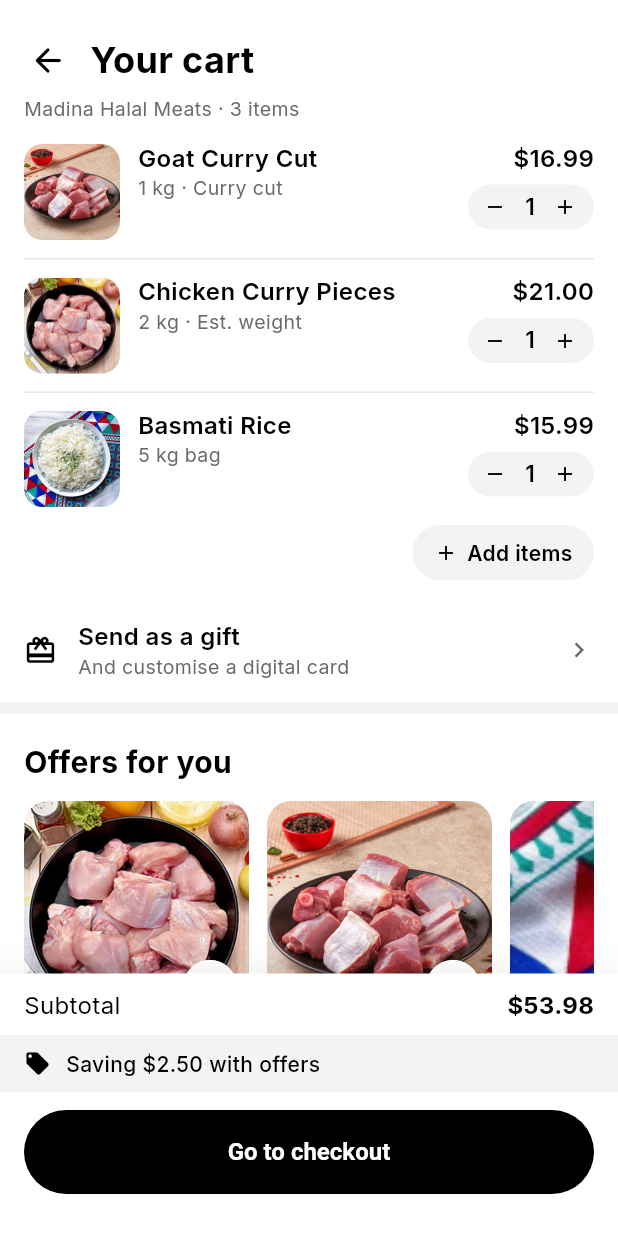
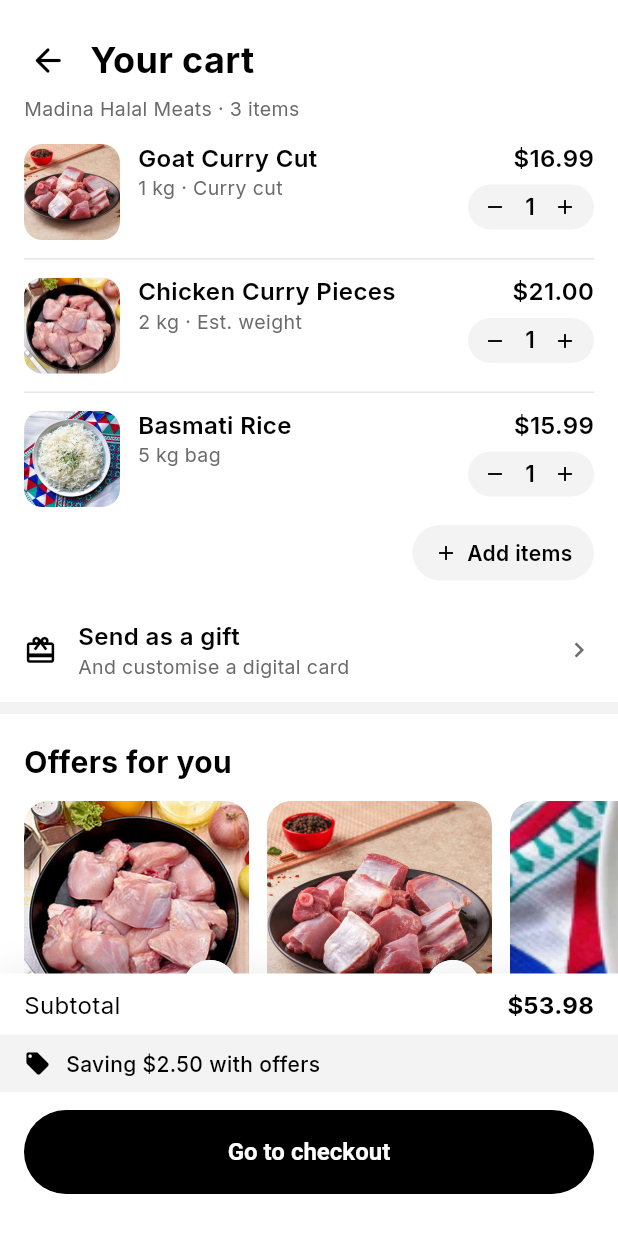
Before and after one commit to deburgermaster-afk/grocerra-a3b6b642, a Flutter app: the CartScreen screen opened by its route, on a phone screen of 412 x 824 dp. Shown: the top 1233 px of the screen. Run offline on Flutter 3.47's test engine with Material 3 defaults, Android fonts, the phone set to English and light mode, and no system bars; our stand-ins replace flutter_svg, geolocator, shared_preferences, supabase_flutter, web; missing offline and left inert: dart:js_interop, dart:ui_web; accounts and stored records are empty; project files that could hold a hidden picture were left out.

Commit message:
fix(mobile): let the cart offers carousel bleed to the screen edge
The offers section padded both sides by 16px, so the horizontal carousel
viewport stopped 16px short of the screen: the third card clipped against
that inner edge and a dead strip of background sat between the clip and
the screen, breaking the bleed.

Keep the 16px gutter on the heading only (section right padding -> 0) so
the list viewport runs to the true edge, and move the trailing space into
the ListView's own padding so the last card still lands on the gutter at
scroll end.

```diff
--- a/apps/mobile/lib/features/shop/presentation/cart_screen.dart
+++ b/apps/mobile/lib/features/shop/presentation/cart_screen.dart
@@ -327,8 +327,11 @@ class CartScreen extends StatelessWidget {
   }
 
   Widget _buildOffersSection() {
+    // Only the heading keeps the 16px right gutter; the carousel itself runs
+    // to the true screen edge so the next card clips flush against the edge
+    // (a natural bleed) instead of floating above a dead strip of background.
     return Padding(
-      padding: const EdgeInsets.fromLTRB(16, 20, 16, 20),
+      padding: const EdgeInsets.fromLTRB(16, 20, 0, 20),
       child: Column(
         crossAxisAlignment: CrossAxisAlignment.start,
         children: <Widget>[
@@ -346,7 +349,9 @@ class CartScreen extends StatelessWidget {
             height: 243,
             child: ListView.separated(
               scrollDirection: Axis.horizontal,
-              padding: EdgeInsets.zero,
+              // Trailing space lives inside the scroll content, so the last
+              // card still lands on the 16px gutter when scrolled to the end.
+              padding: const EdgeInsets.only(right: 16),
               itemCount: _offers.length,
               separatorBuilder: (_, _) => const SizedBox(width: 12),
               itemBuilder: (context, index) =>
```
